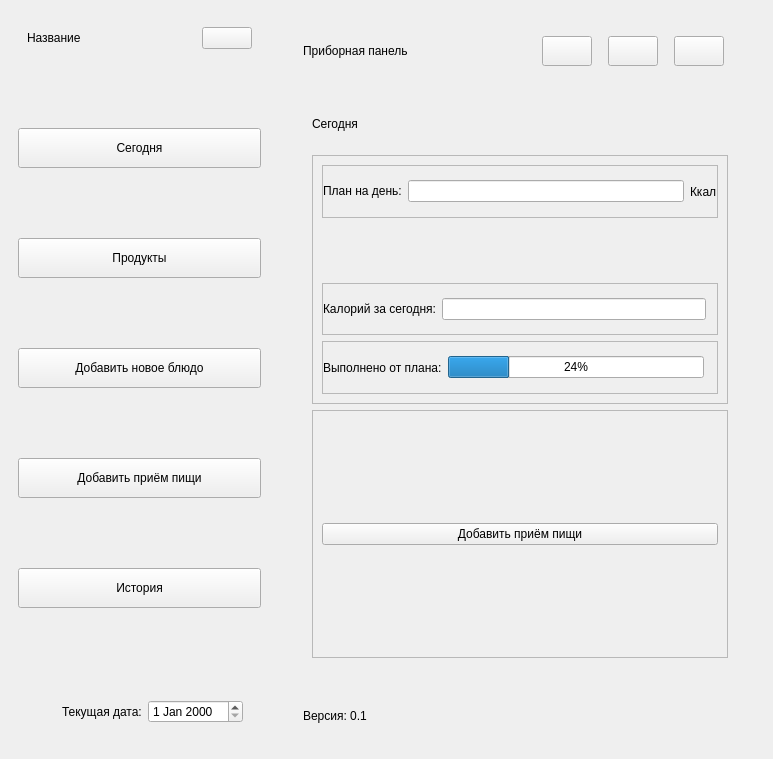
Qt form interface.ui (Cry-isaac/Yandex_project) before a commit.
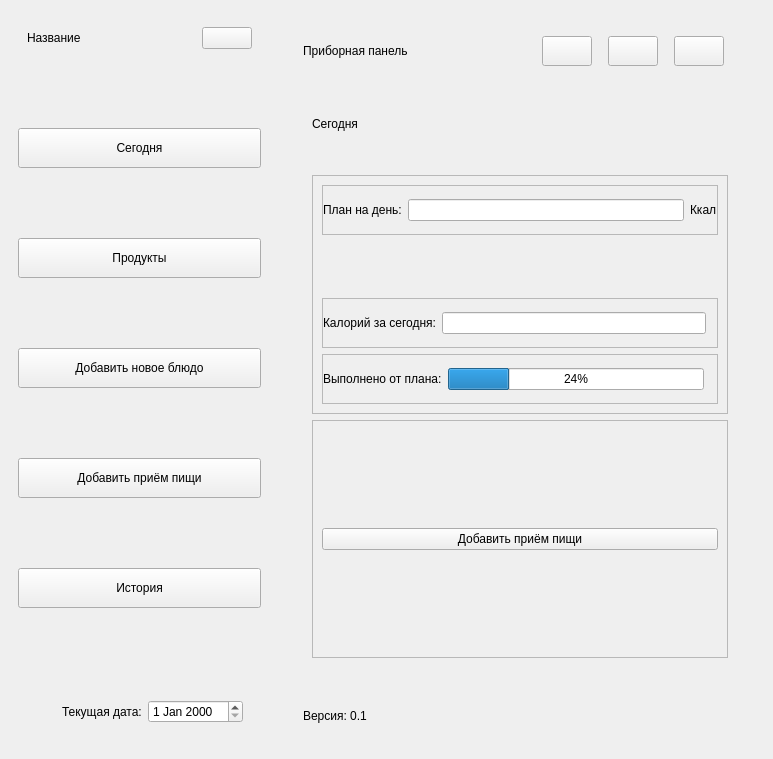
The same form after that commit. Icons and pictures are not drawn.

Patch:
```diff
--- a/interface.ui
+++ b/interface.ui
@@ -413,6 +413,13 @@
                </widget>
               </item>
               <item>
+                  <widget class="QLabel" name="pixmap">
+                      <property name="text">
+                          <string/>
+                      </property>
+                  </widget>
+              </item>
+                 <item>
                <widget class="QFrame" name="today_frame">
                 <property name="sizePolicy">
                  <sizepolicy hsizetype="Preferred" vsizetype="Expanding">
```
